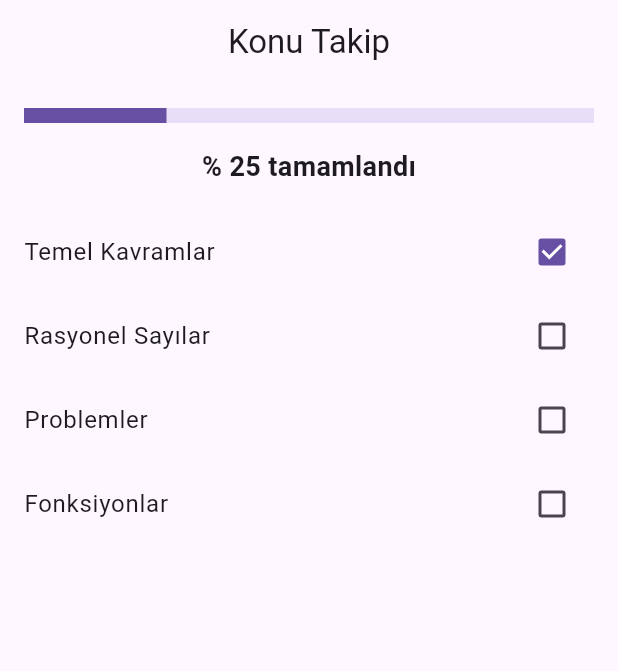
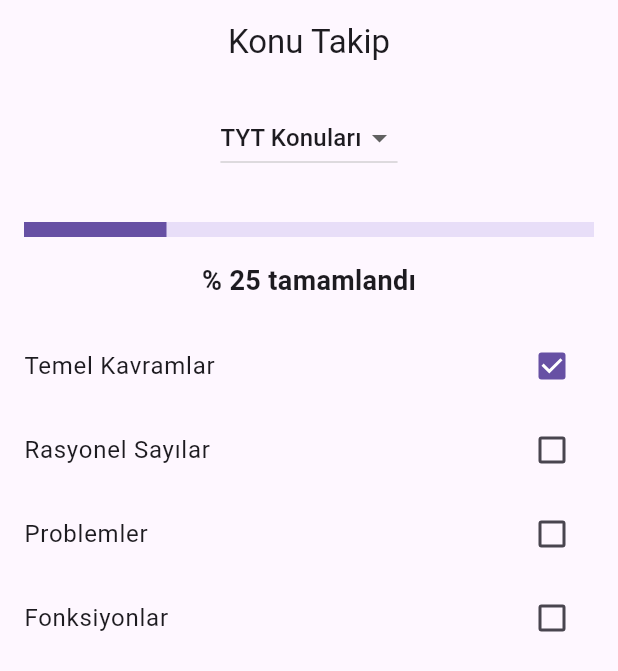
Before and after one commit to sifrebilmiyorum27-wq/hedef-takip, a Flutter app: the HomePage screen opened directly, after a tap on "Temel Kavramlar", on a phone screen of 412 x 824 dp. Shown: the top 671 px of the screen. Run offline on Flutter 3.47's test engine with Material 3 defaults, Android fonts, the phone set to English and light mode, and no system bars; our stand-ins replace shared_preferences; accounts and stored records are empty.

Commit message:
Add level selection and update progress calculation

```diff
--- a/lib/pages/home_page.dart
+++ b/lib/pages/home_page.dart
@@ -1,5 +1,6 @@
 import 'package:flutter/material.dart';
 import '../data/konular.dart';
+import '../data/ayt_matematik.dart';
 
 class HomePage extends StatefulWidget {
   const HomePage({super.key});
@@ -9,6 +10,7 @@ class HomePage extends StatefulWidget {
 }
 
 class _HomePageState extends State<HomePage> {
+  String seciliSeviye = "TYT"; // Seçili seviye (TYT - AYT)
 
   @override
   void initState() {
@@ -20,8 +22,13 @@ class _HomePageState extends State<HomePage> {
 
   @override
   Widget build(BuildContext context) {
-    int tamamlananSayisi = konular.where((k) => k["tamamlandi"] == true).length;
-    double ilerleme = tamamlananSayisi / konular.length;
+    // Aktif konu listesini seçiyoruz
+    final aktifListe = seciliSeviye == "TYT" ? konular : aytMatematik;
+
+    int tamamlananSayisi =
+        aktifListe.where((k) => k["tamamlandi"] == true).length;
+    double ilerleme =
+        aktifListe.isEmpty ? 0 : tamamlananSayisi / aktifListe.length;
 
     return Scaffold(
       appBar: AppBar(
@@ -30,7 +37,25 @@ class _HomePageState extends State<HomePage> {
       ),
       body: Column(
         children: [
-          // İlerleme gösterge barı
+          const SizedBox(height: 12),
+
+          // ✅ TYT / AYT seçim kutusu
+          DropdownButton<String>(
+            value: seciliSeviye,
+            items: const [
+              DropdownMenuItem(value: "TYT", child: Text("TYT Konuları")),
+              DropdownMenuItem(value: "AYT", child: Text("AYT Konuları")),
+            ],
+            onChanged: (value) {
+              setState(() {
+                seciliSeviye = value!;
+              });
+            },
+          ),
+
+          const SizedBox(height: 16),
+
+          // ✅ İlerleme çubuğu
           Padding(
             padding: const EdgeInsets.all(16.0),
             child: LinearProgressIndicator(
@@ -44,18 +69,18 @@ class _HomePageState extends State<HomePage> {
           ),
           const SizedBox(height: 16),
 
-          // Konu Listesi
+          // ✅ Konu listesi
           Expanded(
             child: ListView.builder(
-              itemCount: konular.length,
+              itemCount: aktifListe.length,
               itemBuilder: (context, index) {
                 return CheckboxListTile(
-                  title: Text(konular[index]["ad"]),
-                  value: konular[index]["tamamlandi"],
+                  title: Text(aktifListe[index]["ad"]),
+                  value: aktifListe[index]["tamamlandi"],
                   onChanged: (deger) {
                     setState(() {
-                      konular[index]["tamamlandi"] = deger;
-                      kaydetKonular(); // ✅ KAYDEDİYORUZ
+                      aktifListe[index]["tamamlandi"] = deger;
+                      kaydetKonular(); // ✅ Kaydediyoruz
                     });
                   },
                 );
```
